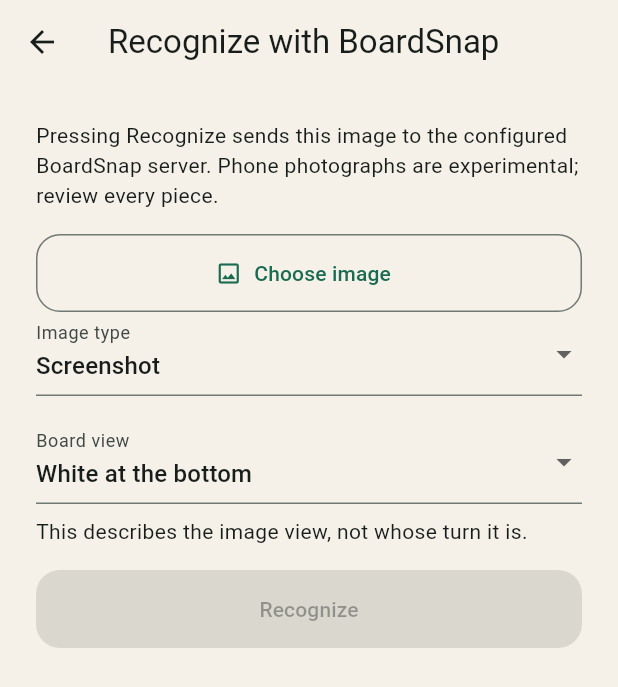
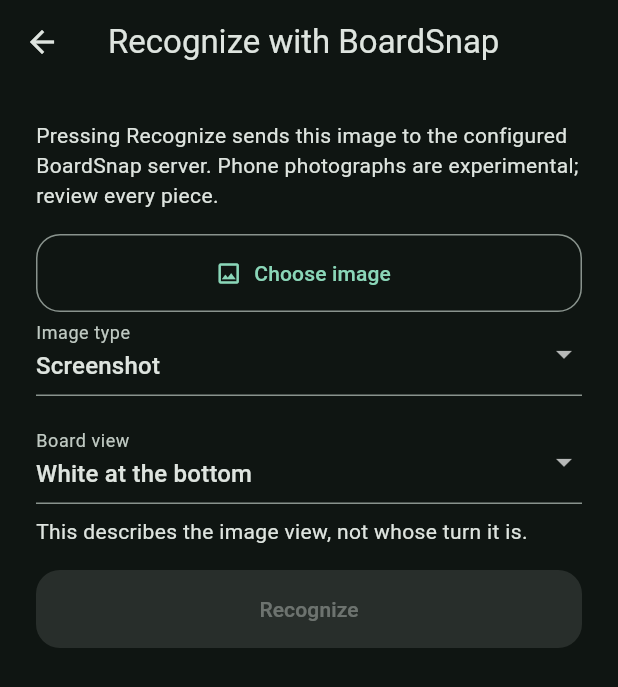
Before and after one commit to 45NGC/chess-scanner, a Flutter app: the screen it shows after launch, after a tap on "Choose image", on a phone screen of 412 x 824 dp. Shown: the top 687 px of the screen. Run offline on Flutter 3.47's test engine with Material 3 defaults, Android fonts, the phone set to English and light mode, and no system bars; our stand-ins replace image_picker, shared_preferences.

Commit message:
feat: switch app to dark theme

```diff
--- a/lib/app/app.dart
+++ b/lib/app/app.dart
@@ -36,7 +36,7 @@ class _ChessScannerAppState extends State<ChessScannerApp> {
           debugShowCheckedModeBanner: false,
           locale: _localeController.locale,
           onGenerateTitle: (context) => AppLocalizations.of(context)!.appTitle,
-          theme: AppTheme.light(),
+          theme: AppTheme.dark(),
           supportedLocales: AppLocalizations.supportedLocales,
           localizationsDelegates: AppLocalizations.localizationsDelegates,
           home: HomePage(localeController: _localeController),
--- a/lib/app/theme/app_theme.dart
+++ b/lib/app/theme/app_theme.dart
@@ -1,18 +1,19 @@
 import 'package:flutter/material.dart';
 
 class AppTheme {
-  static ThemeData light() {
+  static ThemeData dark() {
     final colorScheme = ColorScheme.fromSeed(
       seedColor: const Color(0xFF355C4D),
-      brightness: Brightness.light,
+      brightness: Brightness.dark,
     );
 
     return ThemeData(
       useMaterial3: true,
       colorScheme: colorScheme,
-      scaffoldBackgroundColor: const Color(0xFFF5F1E8),
-      appBarTheme: const AppBarTheme(
-        backgroundColor: Color(0xFFF5F1E8),
+      scaffoldBackgroundColor: colorScheme.surface,
+      appBarTheme: AppBarTheme(
+        backgroundColor: colorScheme.surface,
+        foregroundColor: colorScheme.onSurface,
         elevation: 0,
         centerTitle: false,
       ),
@@ -34,7 +35,7 @@ class AppTheme {
       ),
       cardTheme: CardThemeData(
         margin: EdgeInsets.zero,
-        color: Colors.white.withValues(alpha: 0.92),
+        color: colorScheme.surfaceContainerLow,
         shape: RoundedRectangleBorder(
           borderRadius: BorderRadius.circular(24),
         ),
```
